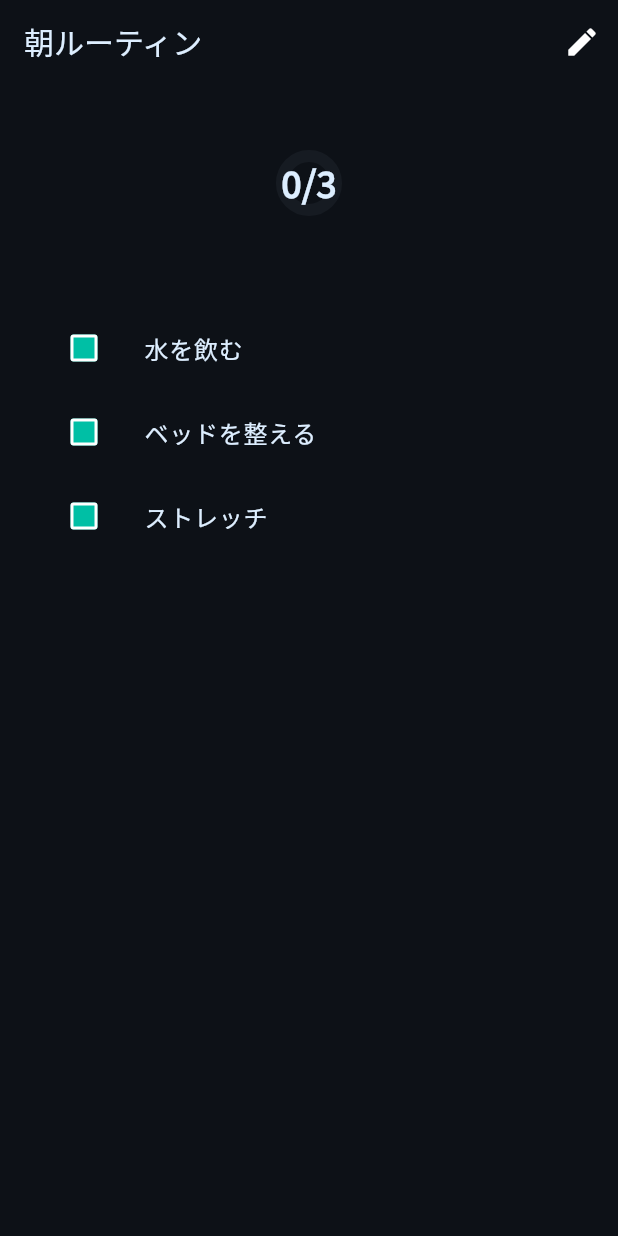
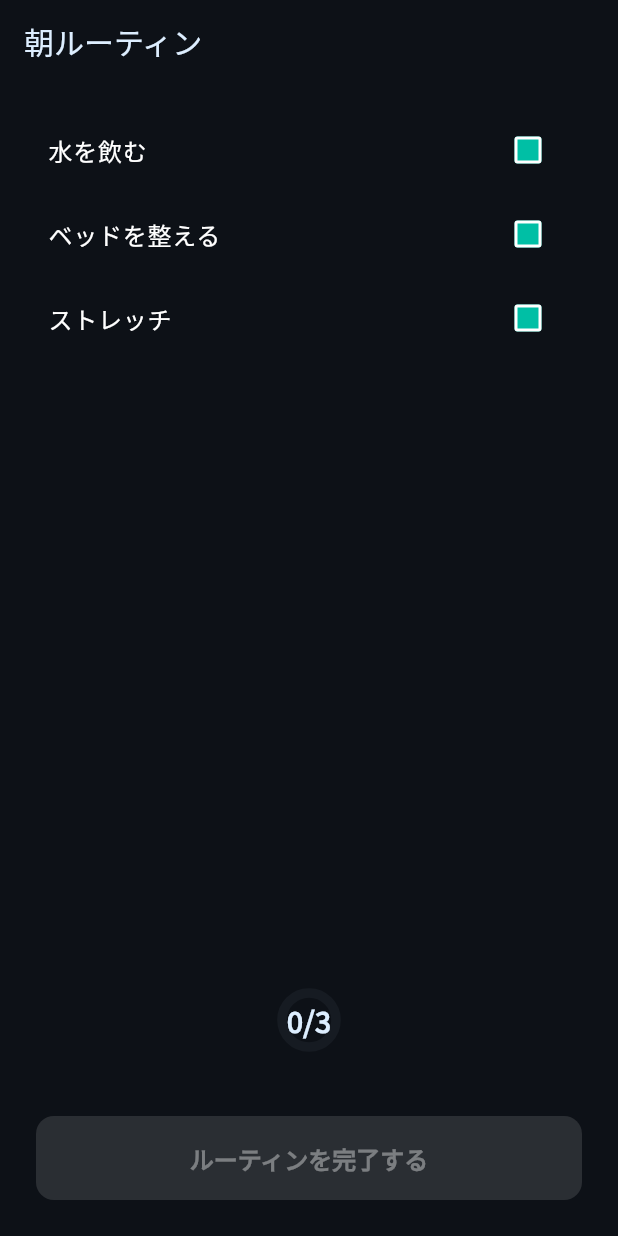
Before and after one commit to jonsonpanson114/sleep, a Flutter app: the MorningRoutineScreen screen opened by its route, on a phone screen of 412 x 824 dp. Run offline on Flutter 3.47's test engine with Material 3 defaults, Android fonts, the phone set to English and light mode, and no system bars; our stand-ins replace drift, fl_chart, flutter_local_notifications, flutter_riverpod, go_router, google_fonts and 2 more; accounts and stored records are empty; generated files the repository leaves out were written again.

Commit message:
feat: enhance daily log to store routine snapshots and fix sleep time preservation

```diff
--- a/lib/data/database/tables/logs_table.dart
+++ b/lib/data/database/tables/logs_table.dart
@@ -15,6 +15,8 @@ class LogsTable extends Table {
   DateTimeColumn get bedTime => dateTime().nullable()();
   DateTimeColumn get wakeTime => dateTime().nullable()();
   IntColumn get sleepDurationMinutes => integer().nullable()();
+  TextColumn get eveningTaskSnapshot => text().nullable()();
+  TextColumn get morningTaskSnapshot => text().nullable()();
 
   @override
   Set<Column> get primaryKey => {dateKey};
--- a/lib/data/repositories/log_repository_impl.dart
+++ b/lib/data/repositories/log_repository_impl.dart
@@ -47,6 +47,8 @@ class LogRepositoryImpl implements LogRepository {
             bedTime: Value(log.bedTime),
             wakeTime: Value(log.wakeTime),
             sleepDurationMinutes: Value(log.sleepDurationMinutes),
+            eveningTaskSnapshot: Value(log.eveningTaskSnapshot),
+            morningTaskSnapshot: Value(log.morningTaskSnapshot),
           ));
     } else {
       await (db.update(db.logsTable)
@@ -64,6 +66,8 @@ class LogRepositoryImpl implements LogRepository {
         bedTime: Value(log.bedTime),
         wakeTime: Value(log.wakeTime),
         sleepDurationMinutes: Value(log.sleepDurationMinutes),
+        eveningTaskSnapshot: Value(log.eveningTaskSnapshot),
+        morningTaskSnapshot: Value(log.morningTaskSnapshot),
       ));
     }
   }
@@ -117,6 +121,8 @@ class LogRepositoryImpl implements LogRepository {
       bedTime: log.bedTime,
       wakeTime: log.wakeTime,
       sleepDurationMinutes: log.sleepDurationMinutes,
+      eveningTaskSnapshot: log.eveningTaskSnapshot,
+      morningTaskSnapshot: log.morningTaskSnapshot,
     );
   }
 }
--- a/lib/data/repositories/web_persistent.dart
+++ b/lib/data/repositories/web_persistent.dart
@@ -82,6 +82,8 @@ class WebLogPersistent implements LogRepository {
       bedTime: map['bedTime'] != null ? DateTime.parse(map['bedTime']) : null,
       wakeTime: map['wakeTime'] != null ? DateTime.parse(map['wakeTime']) : null,
       sleepDurationMinutes: map['sleepDurationMinutes'],
+      eveningTaskSnapshot: map['eveningTaskSnapshot'],
+      morningTaskSnapshot: map['morningTaskSnapshot'],
     );
   }
 
@@ -112,6 +114,8 @@ class WebLogPersistent implements LogRepository {
       'bedTime': log.bedTime?.toIso8601String(),
       'wakeTime': log.wakeTime?.toIso8601String(),
       'sleepDurationMinutes': log.sleepDurationMinutes,
+      'eveningTaskSnapshot': log.eveningTaskSnapshot,
+      'morningTaskSnapshot': log.morningTaskSnapshot,
     };
     await prefs.setString('$_keyPrefix$key', jsonEncode(map));
 
--- a/lib/domain/entities/daily_log.dart
+++ b/lib/domain/entities/daily_log.dart
@@ -12,6 +12,8 @@ class DailyLog {
   final DateTime? bedTime;
   final DateTime? wakeTime;
   final int? sleepDurationMinutes;
+  final String? eveningTaskSnapshot;
+  final String? morningTaskSnapshot;
 
   const DailyLog({
     required this.date,
@@ -27,6 +29,8 @@ class DailyLog {
     this.bedTime,
     this.wakeTime,
     this.sleepDurationMinutes,
+    this.eveningTaskSnapshot,
+    this.morningTaskSnapshot,
   });
 
   DailyLog copyWith({
@@ -43,6 +47,8 @@ class DailyLog {
     DateTime? bedTime,
     DateTime? wakeTime,
     int? sleepDurationMinutes,
+    String? eveningTaskSnapshot,
+    String? morningTaskSnapshot,
   }) {
     return DailyLog(
       date: date ?? this.date,
@@ -58,6 +64,8 @@ class DailyLog {
       bedTime: bedTime ?? this.bedTime,
       wakeTime: wakeTime ?? this.wakeTime,
       sleepDurationMinutes: sleepDurationMinutes ?? this.sleepDurationMinutes,
+      eveningTaskSnapshot: eveningTaskSnapshot ?? this.eveningTaskSnapshot,
+      morningTaskSnapshot: morningTaskSnapshot ?? this.morningTaskSnapshot,
     );
   }
 }
--- a/lib/presentation/screens/edit_routine/edit_routine_screen.dart
+++ b/lib/presentation/screens/edit_routine/edit_routine_screen.dart
@@ -61,12 +61,12 @@ class _EditRoutineScreenState extends ConsumerState<EditRoutineScreen> {
                             error: (_, __) => const SizedBox.shrink(),
                             data: (log) {
                               if (log == null) return const SizedBox.shrink();
-                              final isCompleted = log!.completedTaskIds.contains(task.id);
+                              final isCompleted = log.completedTaskIds.contains(task.id);
                               return Checkbox(
                                 value: isCompleted,
                                 onChanged: (value) async {
                                   if (value == null) return;
-                                  await ref.read(routineProvider.notifier).toggleTask(task.id, log!);
+                                  await ref.read(routineProvider.notifier).toggleTask(task.id, log);
                                 },
                               );
                             },
--- a/lib/presentation/screens/routine/morning_routine_screen.dart
+++ b/lib/presentation/screens/routine/morning_routine_screen.dart
@@ -1,128 +1,148 @@
 import 'package:flutter/material.dart';
 import 'package:flutter_riverpod/flutter_riverpod.dart';
-import 'package:go_router/go_router.dart';
+import '../../../domain/entities/daily_log.dart';
 import '../../../domain/entities/routine_task.dart';
 import '../../providers/routine_provider.dart';
+import '../../../core/constants.dart';
 import '../../widgets/completion_ring.dart';
-import '../../widgets/task_tile.dart';
-import '../../../core/constants.dart';
 
-class MorningRoutineScreen extends ConsumerWidget {
+class MorningRoutineScreen extends ConsumerStatefulWidget {
   const MorningRoutineScreen({super.key});
 
   @override
-  Widget build(BuildContext context, WidgetRef ref) {
-    final routineAsync = ref.watch(routineTasksProvider(RoutineType.morning));
+  ConsumerState<MorningRoutineScreen> createState() => _MorningRoutineScreenState();
+}
+
+class _MorningRoutineScreenState extends ConsumerState<MorningRoutineScreen> {
+  @override
+  Widget build(BuildContext context) {
+    final tasksAsync = ref.watch(routineTasksProvider(RoutineType.morning));
     final todayLogAsync = ref.watch(todayLogProvider);
-
-    final todayLog = todayLogAsync.value;
-    final tasks = routineAsync.value ?? [];
-    final completedIds = todayLog?.completedTaskIds ?? [];
-
-    final allDone =
-        tasks.isNotEmpty && tasks.every((t) => completedIds.contains(t.id));
-    final canComplete =
-        allDone && todayLog != null && !todayLog.morningCompleted;
 
     return Scaffold(
       appBar: AppBar(
         title: const Text('朝ルーティン'),
-        actions: [
-          IconButton(
-            icon: const Icon(Icons.edit),
-            onPressed: () => context.push('/routine/morning/edit'),
       ),
-        ],
+      body: tasksAsync.when(
+        loading: () => const Center(child: CircularProgressIndicator()),
+        error: (err, st) => Center(child: Text('エラー: $err')),
+        data: (tasks) {
+          return todayLogAsync.when(
+            loading: () => const Center(child: CircularProgressIndicator()),
+            error: (err, st) => Center(child: Text('ログエラー: $err')),
+            data: (log) {
+              final completedTaskIds = log?.completedTaskIds ?? [];
+              final allCompleted = tasks.isNotEmpty &&
+                  tasks.every((t) => completedTaskIds.contains(t.id));
+
+              return Column(
+                children: [
+                  Expanded(
+                    child: ListView.builder(
+                      padding: const EdgeInsets.all(16),
+                      itemCount: tasks.length,
+                      itemBuilder: (context, index) {
+                        final task = tasks[index];
+                        final isCompleted = completedTaskIds.contains(task.id);
+                        return CheckboxListTile(
+                          title: Text(task.title),
+                          value: isCompleted,
+                          onChanged: (val) {
+                            if (log != null) {
+                              ref
+                                  .read(routineProvider.notifier)
+                                  .toggleTask(task.id, log);
+                            }
+                          },
+                        );
+                      },
                     ),
-      body: Padding(
-        padding: const EdgeInsets.all(16),
+                  ),
+                  Padding(
+                    padding: const EdgeInsets.all(24),
                     child: Column(
                       children: [
                         CompletionRing(
-              completed: completedIds.length,
+                          completed: completedTaskIds
+                              .where((id) => tasks.any((t) => t.id == id))
+                              .length,
                           total: tasks.length,
+                          size: 80,
                         ),
                         const SizedBox(height: 24),
-            Expanded(
-              child: todayLogAsync.when(
-                loading: () =>
-                    const Center(child: CircularProgressIndicator()),
-                error: (err, _) => Center(child: Text('エラー: $err')),
-                data: (log) => ListView(
-                  padding: const EdgeInsets.symmetric(vertical: 8),
-                  children: [
-                    for (final task in tasks)
-                      TaskTile(
-                        task: task,
-                        isCompleted:
-                            (log?.completedTaskIds ?? []).contains(task.id),
-                        onTap: log == null
-                            ? null
-                            : () => ref
-                                .read(routineProvider.notifier)
-                                .toggleTask(task.id, log),
+                        SizedBox(
+                          width: double.infinity,
+                          child: ElevatedButton(
+                            onPressed: allCompleted && !(log?.morningCompleted ?? false)
+                                ? () => _showCompletionDialog(context, log!)
+                                : null,
+                            style: ElevatedButton.styleFrom(
+                              backgroundColor: AppColors.primary,
+                              foregroundColor: Colors.white,
+                              padding: const EdgeInsets.symmetric(vertical: 16),
                             ),
-                  ],
-                ),
+                            child: Text(log?.morningCompleted == true
+                                ? '完了済み'
+                                : 'ルーティンを完了する'),
                           ),
                         ),
                       ],
                     ),
                   ),
-      floatingActionButtonLocation: FloatingActionButtonLocation.centerFloat,
-      floatingActionButton: canComplete
-          ? FloatingActionButton.extended(
-              backgroundColor: AppColors.accent,
-              foregroundColor: Colors.black,
-              onPressed: () async {
-                // 睡眠時間入力ダイアログを表示
-                final result = await _showSleepTimeDialog(context);
-                if (result != null && result.$1 != null && result.$2 != null) {
-                  // 睡眠時間が入力されたらルーティンを完了
-                  await ref
-                      .read(routineProvider.notifier)
-                      .completeMorningRoutineWithSleep(
-                        todayLog,
-                        result.$1!,
-                        result.$2!,
+                ],
               );
-                  if (context.mounted) Navigator.pop(context);
-                } else {
-                  // 入力なしでルーティンを完了
-                  await ref
-                      .read(routineProvider.notifier)
-                      .completeMorningRoutine(todayLog);
-                  if (context.mounted) Navigator.pop(context);
-                }
             },
-              label: const Text('ルーティンを完了する'),
-              icon: const Icon(Icons.check),
-            )
-          : null,
+          );
+        },
+      ),
     );
   }
 
-  Future<(DateTime?, DateTime?)?> _showSleepTimeDialog(BuildContext context) async {
+  Future<void> _showCompletionDialog(BuildContext context, DailyLog log) async {
+    final result = await showDialog<(DateTime?, DateTime?)>(
+      context: context,
+      builder: (context) => _SleepTimeDialog(),
+    );
+
+    if (result != null) {
+      final bedTime = result.$1;
+      final wakeTime = result.$2;
+
+      if (bedTime != null && wakeTime != null) {
+        await ref
+            .read(routineProvider.notifier)
+            .completeMorningRoutineWithSleep(log, bedTime, wakeTime);
+      } else {
+        await ref.read(routineProvider.notifier).completeMorningRoutine(log);
+      }
+      if (context.mounted) {
+        Navigator.pop(context);
+      }
+    }
+  }
+}
+
+class _SleepTimeDialog extends StatefulWidget {
+  @override
+  State<_SleepTimeDialog> createState() => _SleepTimeDialogState();
+}
+
+class _SleepTimeDialogState extends State<_SleepTimeDialog> {
   DateTime? bedTime;
   DateTime? wakeTime;
 
-    return await showDialog<(DateTime?, DateTime?)>(
-      context: context,
-      builder: (context) => StatefulBuilder(
-        builder: (context, setState) {
+  @override
+  Widget build(BuildContext context) {
     return AlertDialog(
-            title: const Text('睡眠時間を記録'),
+      title: const Text('昨夜の睡眠を記録'),
       content: Column(
         mainAxisSize: MainAxisSize.min,
         children: [
-                const Text(
-                  '昨日の睡眠時間を記録できます',
-                  style: TextStyle(fontSize: 14, color: Colors.grey),
-                ),
-                const SizedBox(height: 24),
+          const Text('昨夜は何時に寝て、今朝は何時に起きましたか？'),
+          const SizedBox(height: 16),
           // 就寝時間
           ListTile(
-                  leading: const Icon(Icons.bedtime, color: Colors.blue),
+            leading: const Icon(Icons.nightlight_round, color: Colors.indigo),
             title: const Text('就寝時間'),
             subtitle: Text(
               bedTime != null
@@ -134,7 +154,7 @@ class MorningRoutineScreen extends ConsumerWidget {
               final now = DateTime.now();
               final picked = await showTimePicker(
                 context: context,
-                      initialTime: TimeOfDay(hour: 22, minute: 0),
+                initialTime: const TimeOfDay(hour: 23, minute: 0),
               );
               if (picked != null) {
                 setState(() {
@@ -159,7 +179,7 @@ class MorningRoutineScreen extends ConsumerWidget {
               final now = DateTime.now();
               final picked = await showTimePicker(
                 context: context,
-                      initialTime: TimeOfDay(hour: 6, minute: 30),
+                initialTime: const TimeOfDay(hour: 6, minute: 30),
               );
               if (picked != null) {
                 setState(() {
@@ -180,7 +200,7 @@ class MorningRoutineScreen extends ConsumerWidget {
               child: Text(
                 '睡眠時間: ${_calculateSleepDuration(bedTime!, wakeTime!)}',
                 style: const TextStyle(
-                        fontSize: 16,
+                  fontSize: 14,
                   fontWeight: FontWeight.w500,
                 ),
               ),
@@ -190,7 +210,7 @@ class MorningRoutineScreen extends ConsumerWidget {
       ),
       actions: [
         TextButton(
-                onPressed: () => Navigator.pop(context, null),
+          onPressed: () => Navigator.pop(context, (null, null)),
           child: const Text('スキップ'),
         ),
         TextButton(
@@ -199,15 +219,12 @@ class MorningRoutineScreen extends ConsumerWidget {
         ),
       ],
     );
-        },
-      ),
-    );
   }
 
   String _calculateSleepDuration(DateTime bedTime, DateTime wakeTime) {
     final duration = wakeTime.difference(bedTime);
     final hours = duration.inHours;
     final minutes = duration.inMinutes % 60;
-    return '${hours}時間${minutes > 0 ? ' $minutes分' : ''}';
+    return '$hours時間${minutes > 0 ? ' $minutes分' : ''}';
   }
 }
--- a/lib/presentation/widgets/completion_ring.dart
+++ b/lib/presentation/widgets/completion_ring.dart
@@ -4,11 +4,13 @@ import '../../../core/constants.dart';
 class CompletionRing extends StatelessWidget {
   final int completed;
   final int total;
+  final double size;
 
   const CompletionRing({
     super.key,
     required this.completed,
     required this.total,
+    this.size = 100,
   });
 
   double get _percentage => total == 0 ? 0.0 : completed / total;
@@ -17,14 +19,14 @@ class CompletionRing extends StatelessWidget {
   @override
   Widget build(BuildContext context) {
     return SizedBox(
-      width: 100,
-      height: 100,
+      width: size,
+      height: size,
       child: Stack(
         alignment: Alignment.center,
         children: [
           CircularProgressIndicator(
             value: _progressValue,
-            strokeWidth: 8,
+            strokeWidth: size * 0.08, // Scale stroke width with size
             backgroundColor: AppColors.cardBackground,
             valueColor: AlwaysStoppedAnimation<Color>(_getColor()),
           ),
@@ -32,7 +34,7 @@ class CompletionRing extends StatelessWidget {
             child: Text(
               '$completed/$total',
               style: TextStyle(
-                fontSize: 24,
+                fontSize: size * 0.24, // Scale font size with size
                 fontWeight: FontWeight.bold,
                 color: AppColors.textPrimary,
               ),
```
Also changed, not shown: analyze_after_user_changes.txt (added, +48 -0 lines), build_error_after_user_changes.txt (added, +58 -0 lines), flutter_analyze_output_3.txt (added, +43 -0 lines), lib/presentation/providers/routine_provider.dart (+18 -2 lines), lib/presentation/widgets/stamp_calendar.dart (+74 -1 lines), lib/data/database/app_database.g.dart. Lines whose indentation alone changed are shown as unchanged.
